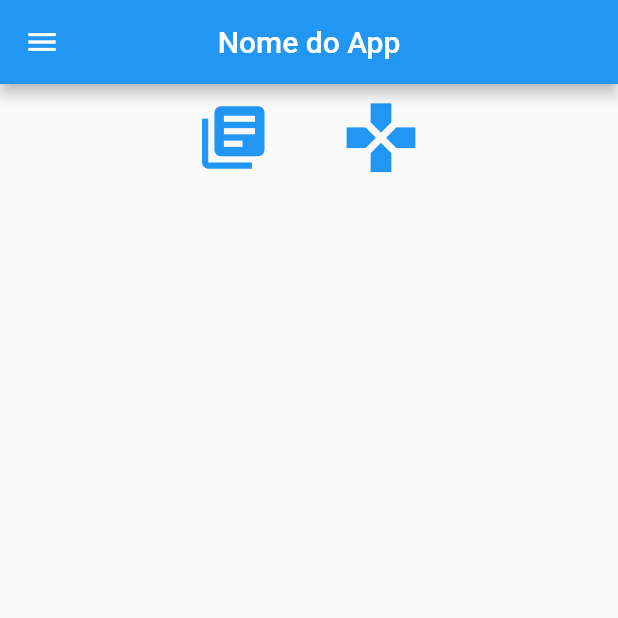
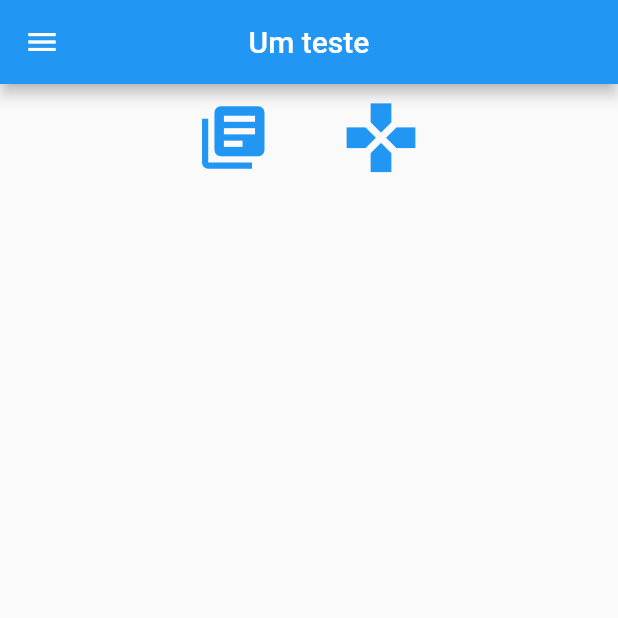
Before and after one commit to KlebersonToro/Projeto-de-Pesquisa-Port-IFRJ, a Flutter app: the screen it shows after launch, on a phone screen of 412 x 824 dp, the top half of it. Run offline on Flutter 3.47's test engine with Material 2 defaults, Android fonts, the phone set to English and light mode, and no system bars.

Commit message:
teste4321

```diff
--- a/teste_port/test_port/lib/home/home.dart
+++ b/teste_port/test_port/lib/home/home.dart
@@ -14,7 +14,7 @@ class _HomeScreenState extends State<HomeScreen> {
     return Scaffold(
       drawer: Drawer(), //? Widget da "gaveta" posicionada a direita
       appBar: AppBar(
-        title: Text("Nome do App"),
+        title: Text("Um teste"),
         centerTitle: true,
       ),
       body: Column(
```
